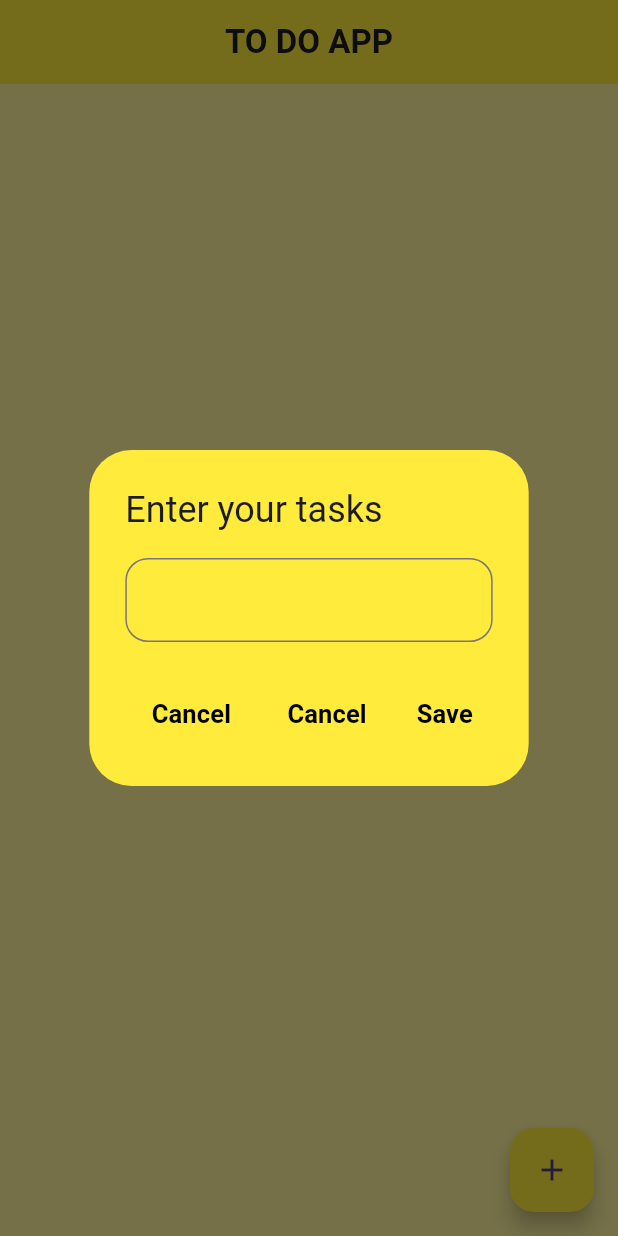
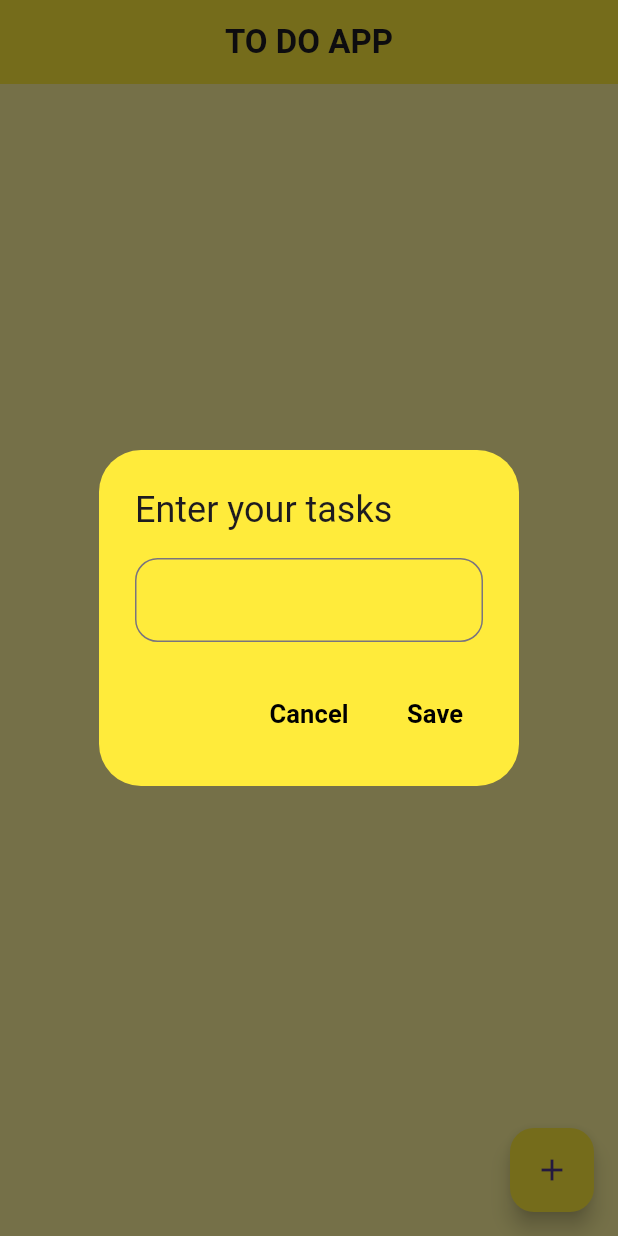
Before and after one commit to sohasara/To-Do, a Flutter app: the screen it shows after launch, after a tap on the "add" icon, on a phone screen of 412 x 824 dp. Run offline on Flutter 3.47's test engine with Material 3 defaults, Android fonts, the phone set to English and light mode, and no system bars; our stand-ins replace flutter_riverpod.

```diff
--- a/lib/ui/home_page.dart
+++ b/lib/ui/home_page.dart
@@ -31,19 +31,8 @@ class Home extends ConsumerWidget {
                 ),
                 actions: [
                   MaterialButton(
-                    onPressed: () {},
-                    child: const Text(
-                      'Cancel',
-                      style: TextStyle(
-                        fontSize: 17,
-                        color: Colors.black,
-                        fontWeight: FontWeight.bold,
-                      ),
-                    ),
-                  ),
-                  TextButton(
                     onPressed: () {
-                      Navigator.of(context).pop();
+                      Navigator.pop(context);
                     },
                     child: const Text(
                       'Cancel',
```
